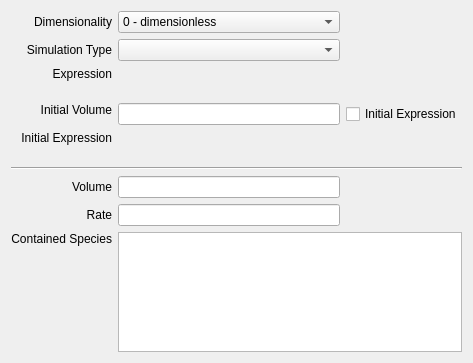
copasi/COPASI, file copasi/UI/CQCompartment.ui: the form before one commit.
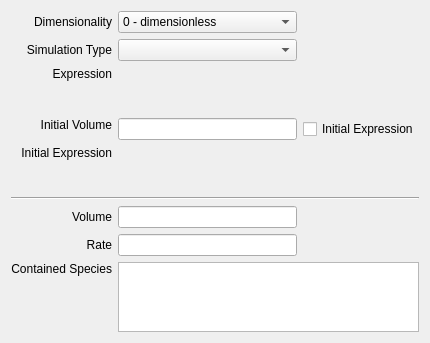
The form after the commit. Custom widgets are drawn as their Qt base class.

Commit message: Adjusted relative expression field sizes and/with layouts. This also deals with . . . TeamMeeting2011 Events: "Trigger Expression" Box and "expression" Box are too large align the delay checkbox with the "expression" box

The edit to the form file:
```diff
--- a/copasi/UI/CQCompartment.ui
+++ b/copasi/UI/CQCompartment.ui
@@ -23,8 +23,8 @@
    <rect>
     <x>0</x>
     <y>0</y>
-    <width>473</width>
-    <height>363</height>
+    <width>430</width>
+    <height>330</height>
    </rect>
   </property>
   <property name="sizePolicy">
@@ -136,10 +136,16 @@
    </item>
    <item row="2" column="1" colspan="4">
     <widget class="CQExpressionMmlStackedWidget" name="mpExpressionEMW">
+     <property name="sizePolicy">
+      <sizepolicy hsizetype="Preferred" vsizetype="Preferred">
+       <horstretch>0</horstretch>
+       <verstretch>1</verstretch>
+      </sizepolicy>
+     </property>
      <property name="minimumSize">
       <size>
        <width>300</width>
-       <height>30</height>
+       <height>45</height>
       </size>
      </property>
      <property name="currentIndex">
@@ -206,10 +212,16 @@
    </item>
    <item row="4" column="1" colspan="4">
     <widget class="CQExpressionMmlStackedWidget" name="mpInitialExpressionEMW">
+     <property name="sizePolicy">
+      <sizepolicy hsizetype="Preferred" vsizetype="Preferred">
+       <horstretch>0</horstretch>
+       <verstretch>1</verstretch>
+      </sizepolicy>
+     </property>
      <property name="minimumSize">
       <size>
        <width>300</width>
-       <height>30</height>
+       <height>45</height>
       </size>
      </property>
      <property name="currentIndex">
@@ -314,6 +326,12 @@
    </item>
    <item row="8" column="1" colspan="4">
     <widget class="QTableWidget" name="mpMetaboliteTable">
+     <property name="sizePolicy">
+      <sizepolicy hsizetype="Expanding" vsizetype="Expanding">
+       <horstretch>0</horstretch>
+       <verstretch>4</verstretch>
+      </sizepolicy>
+     </property>
      <property name="editTriggers">
       <set>QAbstractItemView::NoEditTriggers</set>
      </property>
```
Left out of the diff: 2 changed lines with no effect on the pictures. The commit also changes 2 other files.
